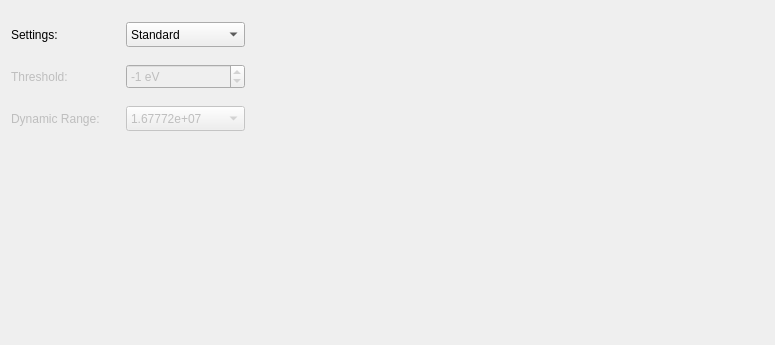
This is slsDetectorGui/forms/form_tab_settings.ui in slsdetectorgroup/slsDetectorPackage as Qt 5 draws it before an edit. The edited form follows.
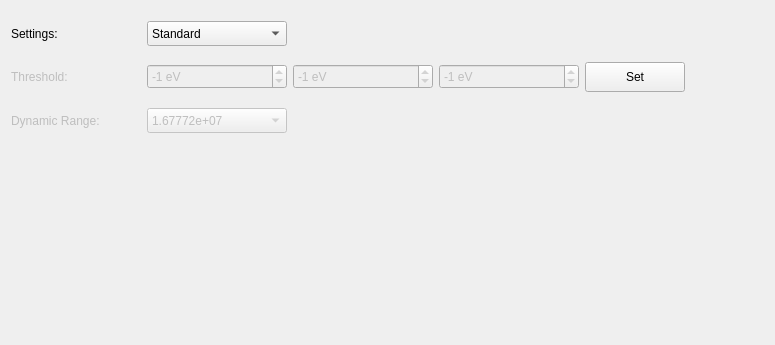
This is the edited form. Icons and pictures are not drawn.

The edit to the form file:
```diff
--- a/slsDetectorGui/forms/form_tab_settings.ui
+++ b/slsDetectorGui/forms/form_tab_settings.ui
@@ -32,6 +32,43 @@
    <string>Form</string>
   </property>
   <layout class="QGridLayout" name="gridLayout_2">
+   <item row="1" column="4">
+    <widget class="QSpinBox" name="spinThreshold3">
+     <property name="enabled">
+      <bool>false</bool>
+     </property>
+     <property name="minimumSize">
+      <size>
+       <width>140</width>
+       <height>25</height>
+      </size>
+     </property>
+     <property name="maximumSize">
+      <size>
+       <width>140</width>
+       <height>16777215</height>
+      </size>
+     </property>
+     <property name="keyboardTracking">
+      <bool>false</bool>
+     </property>
+     <property name="suffix">
+      <string> eV</string>
+     </property>
+     <property name="minimum">
+      <number>-100000</number>
+     </property>
+     <property name="maximum">
+      <number>100000</number>
+     </property>
+     <property name="singleStep">
+      <number>100</number>
+     </property>
+     <property name="value">
+      <number>-1</number>
+     </property>
+    </widget>
+   </item>
    <item row="1" column="2">
     <widget class="QSpinBox" name="spinThreshold">
      <property name="enabled">
@@ -39,10 +76,16 @@
      </property>
      <property name="minimumSize">
       <size>
-       <width>0</width>
+       <width>140</width>
        <height>25</height>
       </size>
      </property>
+     <property name="maximumSize">
+      <size>
+       <width>140</width>
+       <height>16777215</height>
+      </size>
+     </property>
      <property name="keyboardTracking">
       <bool>false</bool>
      </property>
@@ -63,10 +106,32 @@
      </property>
     </widget>
    </item>
-   <item row="0" column="1">
-    <spacer name="horizontalSpacer">
+   <item row="2" column="0">
+    <widget class="QLabel" name="lblDynamicRange">
+     <property name="enabled">
+      <bool>false</bool>
+     </property>
+     <property name="minimumSize">
+      <size>
+       <width>110</width>
+       <height>0</height>
+      </size>
+     </property>
+     <property name="maximumSize">
+      <size>
+       <width>110</width>
+       <height>16777215</height>
+      </size>
+     </property>
+     <property name="text">
+      <string>Dynamic Range:</string>
+     </property>
+    </widget>
+   </item>
+   <item row="3" column="2">
+    <spacer name="verticalSpacer">
      <property name="orientation">
-      <enum>Qt::Horizontal</enum>
+      <enum>Qt::Vertical</enum>
      </property>
      <property name="sizeType">
       <enum>QSizePolicy::Fixed</enum>
@@ -74,7 +139,7 @@
      <property name="sizeHint" stdset="0">
       <size>
        <width>20</width>
-       <height>20</height>
+       <height>190</height>
       </size>
      </property>
     </spacer>
@@ -86,10 +151,16 @@
      </property>
      <property name="minimumSize">
       <size>
-       <width>0</width>
+       <width>140</width>
        <height>25</height>
       </size>
      </property>
+     <property name="maximumSize">
+      <size>
+       <width>140</width>
+       <height>16777215</height>
+      </size>
+     </property>
      <item>
       <property name="text">
        <string>1.67772e+07</string>
@@ -112,21 +183,102 @@
      </item>
     </widget>
    </item>
-   <item row="0" column="3">
-    <spacer name="horizontalSpacer_2">
-     <property name="orientation">
-      <enum>Qt::Horizontal</enum>
+   <item row="1" column="6">
+    <widget class="QPushButton" name="btnSetThreshold">
+     <property name="enabled">
+      <bool>true</bool>
      </property>
-     <property name="sizeType">
-      <enum>QSizePolicy::Expanding</enum>
+     <property name="sizePolicy">
+      <sizepolicy hsizetype="Fixed" vsizetype="Preferred">
+       <horstretch>0</horstretch>
+       <verstretch>0</verstretch>
+      </sizepolicy>
      </property>
-     <property name="sizeHint" stdset="0">
+     <property name="minimumSize">
       <size>
-       <width>20</width>
-       <height>20</height>
+       <width>100</width>
+       <height>30</height>
       </size>
      </property>
-    </spacer>
+     <property name="maximumSize">
+      <size>
+       <width>16777215</width>
+       <height>30</height>
+      </size>
+     </property>
+     <property name="palette">
+      <palette>
+       <active>
+        <colorrole role="Shadow">
+         <brush brushstyle="SolidPattern">
+          <color alpha="255">
+           <red>20</red>
+           <green>20</green>
+           <blue>20</blue>
+          </color>
+         </brush>
+        </colorrole>
+       </active>
+       <inactive>
+        <colorrole role="Shadow">
+         <brush brushstyle="SolidPattern">
+          <color alpha="255">
+           <red>20</red>
+           <green>20</green>
+           <blue>20</blue>
+          </color>
+         </brush>
+        </colorrole>
+       </inactive>
+       <disabled>
+        <colorrole role="Shadow">
+         <brush brushstyle="SolidPattern">
+          <color alpha="255">
+           <red>20</red>
+           <green>20</green>
+           <blue>20</blue>
+          </color>
+         </brush>
+        </colorrole>
+       </disabled>
+      </palette>
+     </property>
+     <property name="focusPolicy">
+      <enum>Qt::TabFocus</enum>
+     </property>
+     <property name="text">
+      <string>Set</string>
+     </property>
+     <property name="icon">
+      <iconset resource="../include/icons.qrc">
+       <normaloff>:/icons/images/rightArrow.png</normaloff>:/icons/images/rightArrow.png</iconset>
+     </property>
+     <property name="flat">
+      <bool>false</bool>
+     </property>
+    </widget>
+   </item>
+   <item row="0" column="0">
+    <widget class="QLabel" name="lblSettings">
+     <property name="enabled">
+      <bool>true</bool>
+     </property>
+     <property name="minimumSize">
+      <size>
+       <width>110</width>
+       <height>0</height>
+      </size>
+     </property>
+     <property name="maximumSize">
+      <size>
+       <width>110</width>
+       <height>16777215</height>
+      </size>
+     </property>
+     <property name="text">
+      <string>Settings:</string>
+     </property>
+    </widget>
    </item>
    <item row="0" column="2">
     <widget class="QComboBox" name="comboSettings">
@@ -141,10 +293,16 @@
      </property>
      <property name="minimumSize">
       <size>
-       <width>0</width>
+       <width>140</width>
        <height>25</height>
       </size>
      </property>
+     <property name="maximumSize">
+      <size>
+       <width>140</width>
+       <height>16777215</height>
+      </size>
+     </property>
      <property name="toolTip">
       <string>Settings of the detector. 
  #settings#</string>
@@ -266,48 +424,93 @@
      </item>
     </widget>
    </item>
+   <item row="0" column="1">
+    <spacer name="horizontalSpacer">
+     <property name="orientation">
+      <enum>Qt::Horizontal</enum>
+     </property>
+     <property name="sizeType">
+      <enum>QSizePolicy::Fixed</enum>
+     </property>
+     <property name="sizeHint" stdset="0">
+      <size>
+       <width>20</width>
+       <height>20</height>
+      </size>
+     </property>
+    </spacer>
+   </item>
    <item row="1" column="0">
     <widget class="QLabel" name="lblThreshold">
      <property name="enabled">
       <bool>false</bool>
      </property>
+     <property name="minimumSize">
+      <size>
+       <width>110</width>
+       <height>0</height>
+      </size>
+     </property>
+     <property name="maximumSize">
+      <size>
+       <width>110</width>
+       <height>16777215</height>
+      </size>
+     </property>
      <property name="text">
       <string>Threshold:</string>
      </property>
     </widget>
    </item>
-   <item row="2" column="0">
-    <widget class="QLabel" name="lblDynamicRange">
+   <item row="1" column="3">
+    <widget class="QSpinBox" name="spinThreshold2">
      <property name="enabled">
       <bool>false</bool>
      </property>
-     <property name="text">
-      <string>Dynamic Range:</string>
+     <property name="minimumSize">
+      <size>
+       <width>140</width>
+       <height>25</height>
+      </size>
      </property>
-    </widget>
-   </item>
-   <item row="0" column="0">
-    <widget class="QLabel" name="lblSettings">
-     <property name="enabled">
-      <bool>true</bool>
+     <property name="maximumSize">
+      <size>
+       <width>140</width>
+       <height>16777215</height>
+      </size>
      </property>
-     <property name="text">
-      <string>Settings:</string>
+     <property name="keyboardTracking">
+      <bool>false</bool>
      </property>
+     <property name="suffix">
+      <string> eV</string>
+     </property>
+     <property name="minimum">
+      <number>-100000</number>
+     </property>
+     <property name="maximum">
+      <number>100000</number>
+     </property>
+     <property name="singleStep">
+      <number>100</number>
+     </property>
+     <property name="value">
+      <number>-1</number>
+     </property>
     </widget>
    </item>
-   <item row="3" column="2">
-    <spacer name="verticalSpacer">
+   <item row="1" column="7">
+    <spacer name="horizontalSpacer_2">
      <property name="orientation">
-      <enum>Qt::Vertical</enum>
+      <enum>Qt::Horizontal</enum>
      </property>
      <property name="sizeType">
-      <enum>QSizePolicy::Fixed</enum>
+      <enum>QSizePolicy::Expanding</enum>
      </property>
      <property name="sizeHint" stdset="0">
       <size>
        <width>20</width>
-       <height>190</height>
+       <height>20</height>
       </size>
      </property>
     </spacer>
```
Left out of the diff: 3 changed lines with no effect on the pictures.
